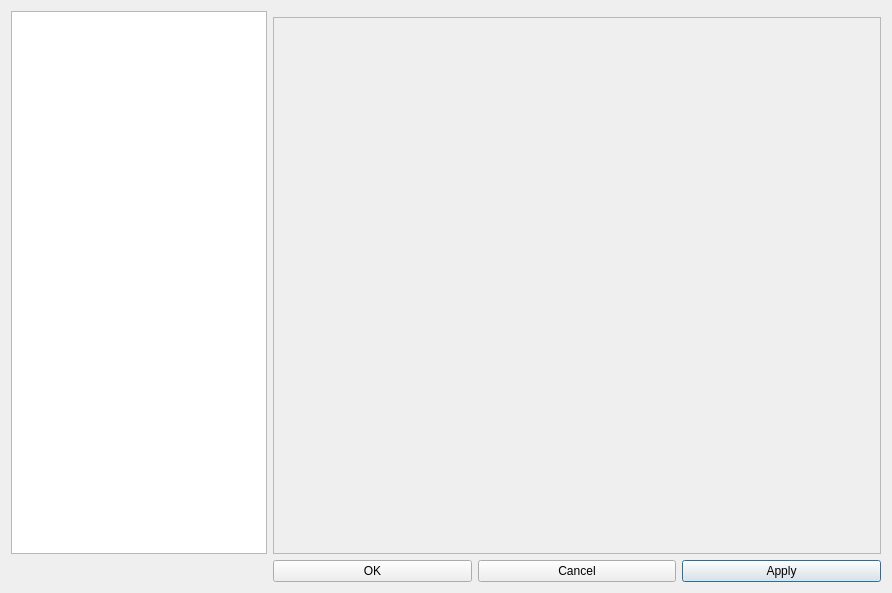
qreal/qreal, file qrgui/dialogs/preferencesDialog.ui: the form before one commit.
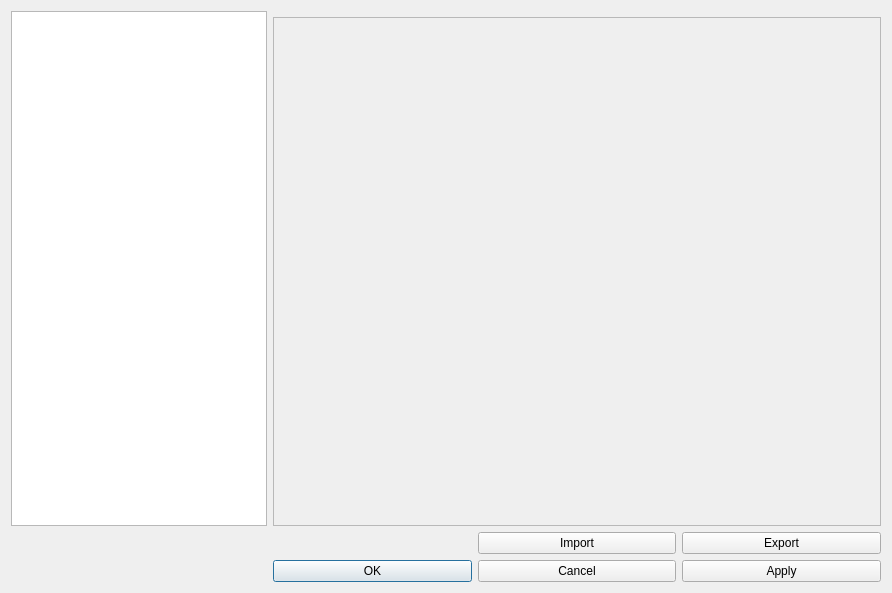
The form after the commit. Icons and pictures are not drawn.

Commit message: Buttons Import and Export

```diff
--- a/qrgui/dialogs/preferencesDialog.ui
+++ b/qrgui/dialogs/preferencesDialog.ui
@@ -36,6 +36,27 @@
     <normaloff>:/icons/qreal.png</normaloff>:/icons/qreal.png</iconset>
   </property>
   <layout class="QGridLayout" name="gridLayout">
+   <item row="4" column="1">
+    <widget class="QPushButton" name="okButton">
+     <property name="text">
+      <string>OK</string>
+     </property>
+    </widget>
+   </item>
+   <item row="4" column="2">
+    <widget class="QPushButton" name="cancelButton">
+     <property name="text">
+      <string>Cancel</string>
+     </property>
+    </widget>
+   </item>
+   <item row="4" column="3">
+    <widget class="QPushButton" name="applyButton">
+     <property name="text">
+      <string>Apply</string>
+     </property>
+    </widget>
+   </item>
    <item row="1" column="0" rowspan="2">
     <widget class="QListWidget" name="listWidget">
      <property name="sizePolicy">
@@ -67,27 +88,6 @@
      </property>
     </widget>
    </item>
-   <item row="3" column="3">
-    <widget class="QPushButton" name="applyButton">
-     <property name="text">
-      <string>Apply</string>
-     </property>
-    </widget>
-   </item>
-   <item row="3" column="2">
-    <widget class="QPushButton" name="cancelButton">
-     <property name="text">
-      <string>Cancel</string>
-     </property>
-    </widget>
-   </item>
-   <item row="3" column="1">
-    <widget class="QPushButton" name="okButton">
-     <property name="text">
-      <string>OK</string>
-     </property>
-    </widget>
-   </item>
    <item row="2" column="1" colspan="3">
     <widget class="QScrollArea" name="scrollArea">
      <property name="minimumSize">
@@ -105,7 +105,7 @@
         <x>0</x>
         <y>0</y>
         <width>610</width>
-        <height>538</height>
+        <height>509</height>
        </rect>
       </property>
       <property name="sizePolicy">
@@ -130,6 +130,20 @@
      </widget>
     </widget>
    </item>
+   <item row="3" column="3">
+    <widget class="QPushButton" name="exportButton">
+     <property name="text">
+      <string>Export</string>
+     </property>
+    </widget>
+   </item>
+   <item row="3" column="2">
+    <widget class="QPushButton" name="importButton">
+     <property name="text">
+      <string>Import</string>
+     </property>
+    </widget>
+   </item>
   </layout>
  </widget>
  <resources>
```
